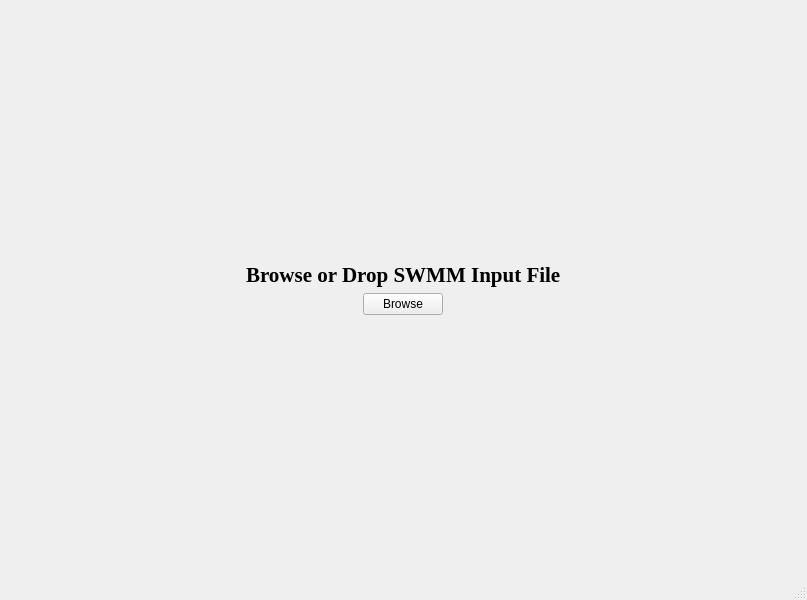
This is UI_Files/FirstPage.ui in SurajKamble/SWMM2PEST as Qt 5 draws it before an edit. The edited form follows.
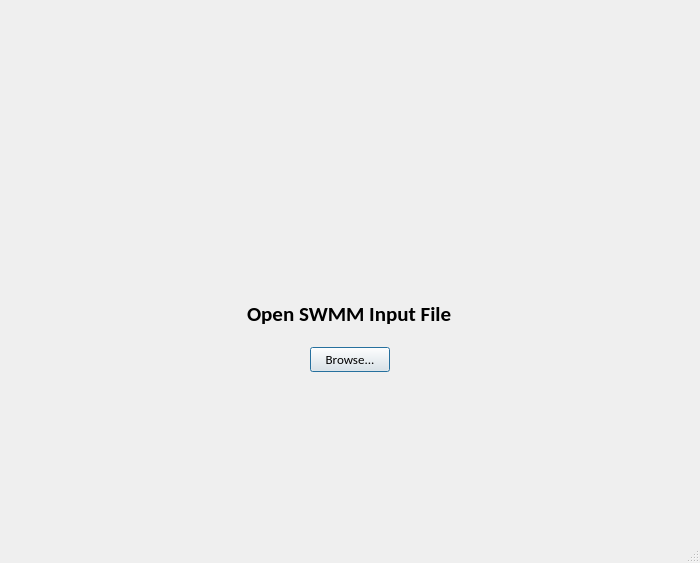
This is the edited form. Icons and pictures are not drawn.

Patch:
```diff
--- a/UI_Files/FirstPage.ui
+++ b/UI_Files/FirstPage.ui
@@ -6,20 +6,59 @@
    <rect>
     <x>0</x>
     <y>0</y>
-    <width>807</width>
-    <height>600</height>
+    <width>700</width>
+    <height>563</height>
    </rect>
   </property>
   <property name="windowTitle">
    <string>SWMM2PEST</string>
   </property>
+  <property name="windowIcon">
+   <iconset>
+    <normaloff>../Images/EPA1.png</normaloff>../Images/EPA1.png</iconset>
+  </property>
   <widget class="QWidget" name="centralwidget">
    <layout class="QGridLayout" name="gridLayout">
     <item row="4" column="0">
-     <layout class="QVBoxLayout" name="verticalLayout_5"/>
+     <layout class="QVBoxLayout" name="verticalLayout_5">
+      <property name="bottomMargin">
+       <number>160</number>
+      </property>
+     </layout>
     </item>
     <item row="0" column="0">
-     <layout class="QVBoxLayout" name="verticalLayout_3"/>
+     <layout class="QHBoxLayout" name="horizontalLayout">
+      <item>
+       <widget class="QWidget" name="widget" native="true">
+        <property name="minimumSize">
+         <size>
+          <width>0</width>
+          <height>0</height>
+         </size>
+        </property>
+       </widget>
+      </item>
+      <item>
+       <widget class="QLabel" name="label_2">
+        <property name="text">
+         <string/>
+        </property>
+        <property name="pixmap">
+         <pixmap>../Images/EPA1.png</pixmap>
+        </property>
+       </widget>
+      </item>
+      <item>
+       <widget class="QWidget" name="widget_2" native="true">
+        <property name="minimumSize">
+         <size>
+          <width>0</width>
+          <height>0</height>
+         </size>
+        </property>
+       </widget>
+      </item>
+     </layout>
     </item>
     <item row="3" column="0">
      <layout class="QHBoxLayout" name="horizontalLayout_2">
@@ -28,25 +67,37 @@
       </item>
       <item>
        <layout class="QVBoxLayout" name="verticalLayout_8">
+        <property name="spacing">
+         <number>20</number>
+        </property>
         <item alignment="Qt::AlignHCenter">
          <widget class="QLabel" name="label">
           <property name="font">
            <font>
-            <family>Times New Roman</family>
+            <family>Calibri</family>
             <pointsize>16</pointsize>
             <weight>75</weight>
             <bold>true</bold>
            </font>
           </property>
           <property name="text">
-           <string>Browse or Drop SWMM Input File</string>
+           <string>Open SWMM Input File</string>
           </property>
          </widget>
         </item>
         <item alignment="Qt::AlignHCenter">
          <widget class="QPushButton" name="btnBrowse">
+          <property name="font">
+           <font>
+            <family>Calibri</family>
+            <pointsize>10</pointsize>
+           </font>
+          </property>
           <property name="text">
-           <string>Browse</string>
+           <string>Browse...</string>
+          </property>
+          <property name="default">
+           <bool>true</bool>
           </property>
          </widget>
         </item>
@@ -64,8 +115,8 @@
     <rect>
      <x>0</x>
      <y>0</y>
-     <width>807</width>
-     <height>22</height>
+     <width>700</width>
+     <height>21</height>
     </rect>
    </property>
   </widget>
```
